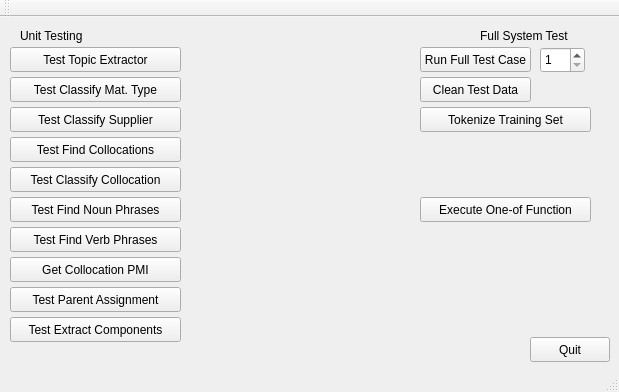
Above: mainwindow.ui from ismith1024/4905 before the change. Below: the same form after it.
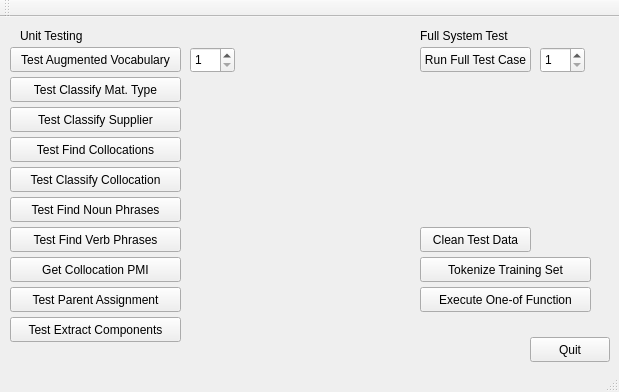
That is the form after the change.

Diff of the .ui file:
```diff
--- a/mainwindow.ui
+++ b/mainwindow.ui
@@ -18,7 +18,7 @@
     <property name="geometry">
      <rect>
       <x>420</x>
-      <y>90</y>
+      <y>240</y>
       <width>171</width>
       <height>25</height>
      </rect>
@@ -37,7 +37,7 @@
      </rect>
     </property>
     <property name="text">
-     <string>Test Topic Extractor</string>
+     <string>Test Augmented Vocabulary</string>
     </property>
    </widget>
    <widget class="QPushButton" name="pushButton_3">
@@ -173,7 +173,7 @@
    <widget class="QLabel" name="label_2">
     <property name="geometry">
      <rect>
-      <x>480</x>
+      <x>420</x>
       <y>10</y>
       <width>111</width>
       <height>17</height>
@@ -203,7 +203,7 @@
     <property name="geometry">
      <rect>
       <x>420</x>
-      <y>60</y>
+      <y>210</y>
       <width>111</width>
       <height>25</height>
      </rect>
@@ -229,7 +229,7 @@
     <property name="geometry">
      <rect>
       <x>420</x>
-      <y>180</y>
+      <y>270</y>
       <width>171</width>
       <height>25</height>
      </rect>
@@ -251,6 +251,22 @@
      <string>Test Extract Components</string>
     </property>
    </widget>
+   <widget class="QSpinBox" name="tcBox">
+    <property name="geometry">
+     <rect>
+      <x>190</x>
+      <y>30</y>
+      <width>45</width>
+      <height>26</height>
+     </rect>
+    </property>
+    <property name="minimum">
+     <number>1</number>
+    </property>
+    <property name="maximum">
+     <number>10</number>
+    </property>
+   </widget>
   </widget>
   <widget class="QToolBar" name="mainToolBar">
    <attribute name="toolBarArea">
```
Left out of the diff: 2 changed lines with no effect on the pictures.
